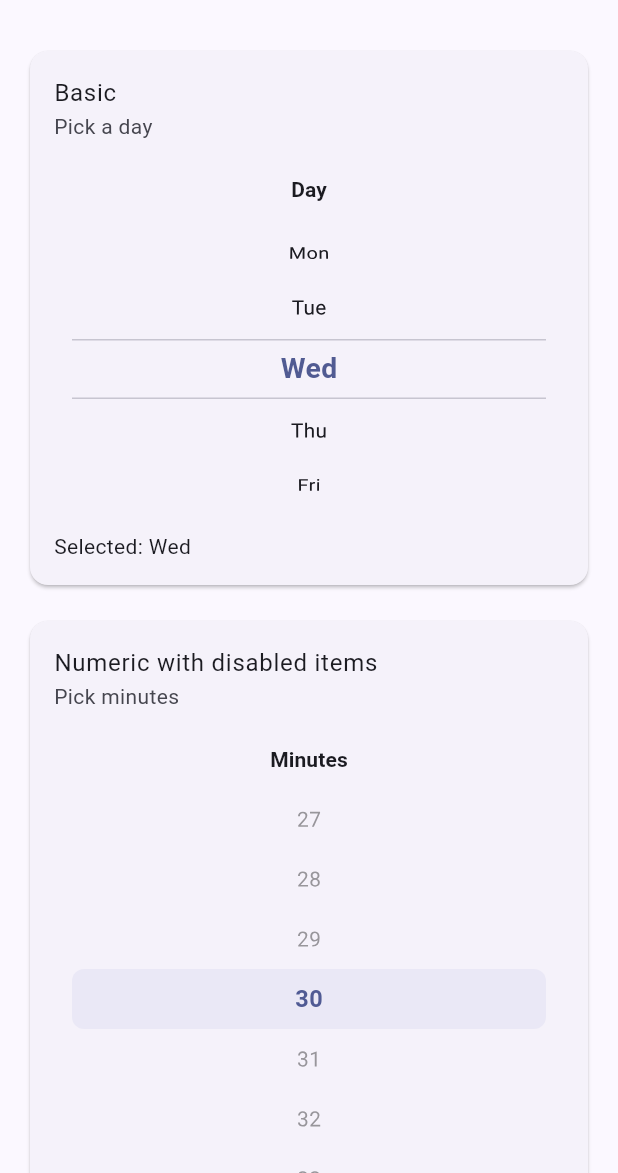
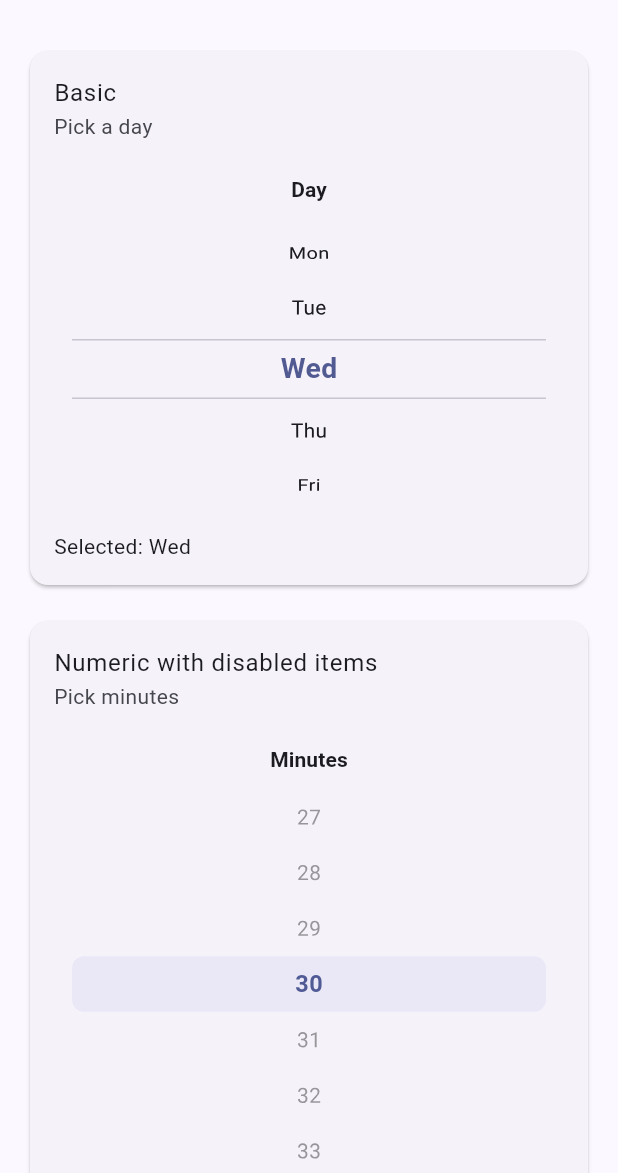
Before and after one commit to davigmacode/flutter_wheel_choice, a Flutter app: the screen it shows after launch, on a phone screen of 412 x 824 dp, the part 63-1236 px from its top. Run offline on Flutter 3.47's test engine with Material 3 defaults, Android fonts, the light colour scheme and no system bars.

Commit message:
Adjust example section2 with expanded picker

```diff
--- a/example/lib/main.dart
+++ b/example/lib/main.dart
@@ -79,10 +79,11 @@ class _ExampleHomePageState extends State<ExampleHomePage> {
       title: 'Numeric with disabled items',
       subtitle: 'Pick minutes',
       children: [
-        WheelChoice<int>(
+        SizedBox(
+          height: 300,
+          child: WheelChoice<int>(
             controller: _minuteController,
             itemLabel: (v) => v.toString().padLeft(2, '0'),
-          itemVisible: 7,
             overlay: WheelOverlay.filled(
               color: Colors.indigo.withValues(alpha: 0.06),
               cornerRadius: 8,
@@ -94,7 +95,9 @@ class _ExampleHomePageState extends State<ExampleHomePage> {
               perspective: 0.0025,
             ),
             header: const WheelHeader(child: Text('Minutes')),
+            expanded: true,
             loop: true,
+          ),
         ),
         Text('Selected: ${_minute.toString().padLeft(2, '0')}'),
         Wrap(
```
Lines whose indentation alone changed are shown as unchanged.
